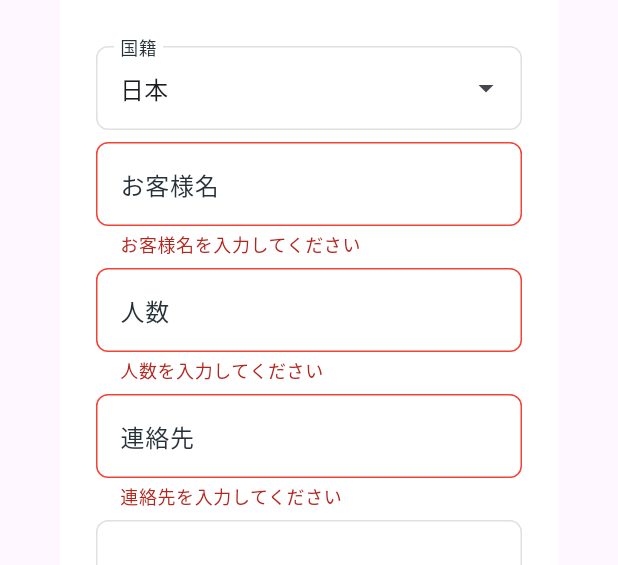
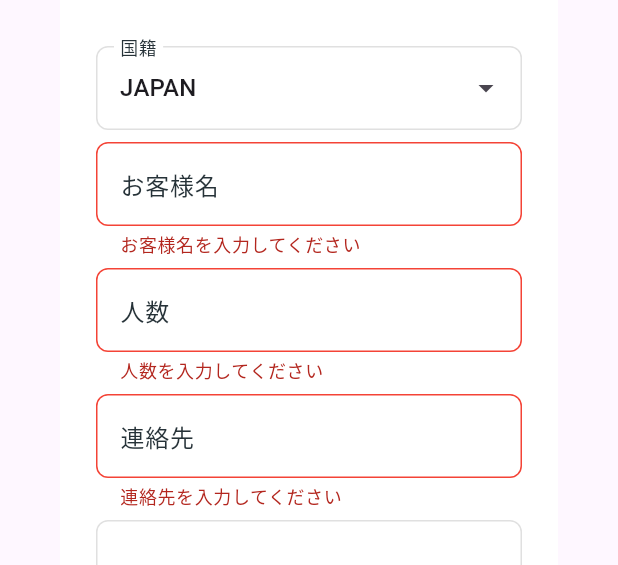
Before and after one commit to Espi8624/yoyaku_mate_provider, a Flutter app: the AddWaitingDialog widget shown alone on an empty page, opened directly with empty values, after a tap on "追加", on a phone screen of 412 x 824 dp, the part 254-819 px from its top. Run offline on Flutter 3.47's test engine with Material 3 defaults, Android fonts, the light colour scheme and no system bars; drawn by our look-alikes of dropdown_search; our stand-ins replace dotted_border, equatable, file_picker, firebase_auth, firebase_core, fl_chart and 5 more; accounts and stored records are empty; network calls fail.

Commit message:
待機リストをログインアカウントの情報を取得し、表示

```diff
--- a/lib/main.dart
+++ b/lib/main.dart
@@ -85,7 +85,7 @@ class _HomeScreenState extends State<HomeScreen> {
   final ProviderProfileService profileService = ProviderProfileService(baseUrl: "http://localhost:8080");
 
   List<Widget> _pagesWithCallback(VoidCallback? onProfileChanged, ProviderProfileService profileService, String userId, String userRole, String storeId) => [
-    const WaitingPage(),
+    WaitingPage(storeId: storeId),
     MenuManagementScreen(storeId: storeId),
     ProfilePage(
       userId: userId,
--- a/lib/pages/waiting_page/buttons/QR_code_button.dart
+++ b/lib/pages/waiting_page/buttons/QR_code_button.dart
@@ -7,7 +7,7 @@ import 'package:path_provider/path_provider.dart';
 import 'dart:io';
 import 'dart:typed_data';
 
-import 'package:yoyaku_mate_provider/widgets/custom_snack_bar.dart';
+import 'package:yoyaku_mate_provider/widgets/common_widgets/custom_snack_bar.dart';
 
 class QRCodeButton extends StatelessWidget {
   final String data;
--- a/lib/pages/waiting_page/modals/add_waiting_dialog.dart
+++ b/lib/pages/waiting_page/modals/add_waiting_dialog.dart
@@ -3,12 +3,13 @@ import 'package:dropdown_search/dropdown_search.dart';
 import 'dart:convert';
 
 import 'package:yoyaku_mate_provider/services/waiting_service.dart';
-import 'package:yoyaku_mate_provider/widgets/custom_snack_bar.dart';
+import 'package:yoyaku_mate_provider/widgets/common_widgets/custom_snack_bar.dart';
 
 class AddWaitingDialog extends StatefulWidget {
   final VoidCallback onAddSuccess;
+  final String storeId;
 
-  const AddWaitingDialog({super.key, required this.onAddSuccess});
+  const AddWaitingDialog({super.key, required this.onAddSuccess, required this.storeId});
 
   @override
   State<AddWaitingDialog> createState() => _AddWaitingDialogState();
@@ -28,7 +29,7 @@ class _AddWaitingDialogState extends State<AddWaitingDialog> {
   @override
   void initState() {
     super.initState();
-    _selectedNationality = "日本";
+    _selectedNationality = "JAPAN";
     _nationalityController.text = _selectedNationality ?? '';
   }
 
@@ -58,7 +59,7 @@ class _AddWaitingDialogState extends State<AddWaitingDialog> {
         nationality: _nationalityController.text,
         contact: _contactController.text,
         notes: _notesController.text,
-        storeId: 'store-001',
+        storeId: widget.storeId,
       );
 
       if (!mounted) return;
--- a/lib/pages/waiting_page/waiting_list_card.dart
+++ b/lib/pages/waiting_page/waiting_list_card.dart
@@ -3,7 +3,7 @@ import 'dart:async';
 
 import 'package:yoyaku_mate_provider/models/waiting_list.dart';
 import 'package:yoyaku_mate_provider/services/waiting_service.dart';
-import 'package:yoyaku_mate_provider/widgets/custom_snack_bar.dart';
+import 'package:yoyaku_mate_provider/widgets/common_widgets/custom_snack_bar.dart';
 
 class WaitingListCard extends StatefulWidget {
   final List<WaitingList> waitingList;
```
Also changed, not shown: lib/pages/waiting_page/buttons/waiting_list_button.dart (+5 -3 lines), lib/pages/waiting_page/waiting_page.dart (+5 -4 lines), lib/services/waiting_service.dart (+16 -16 lines).
